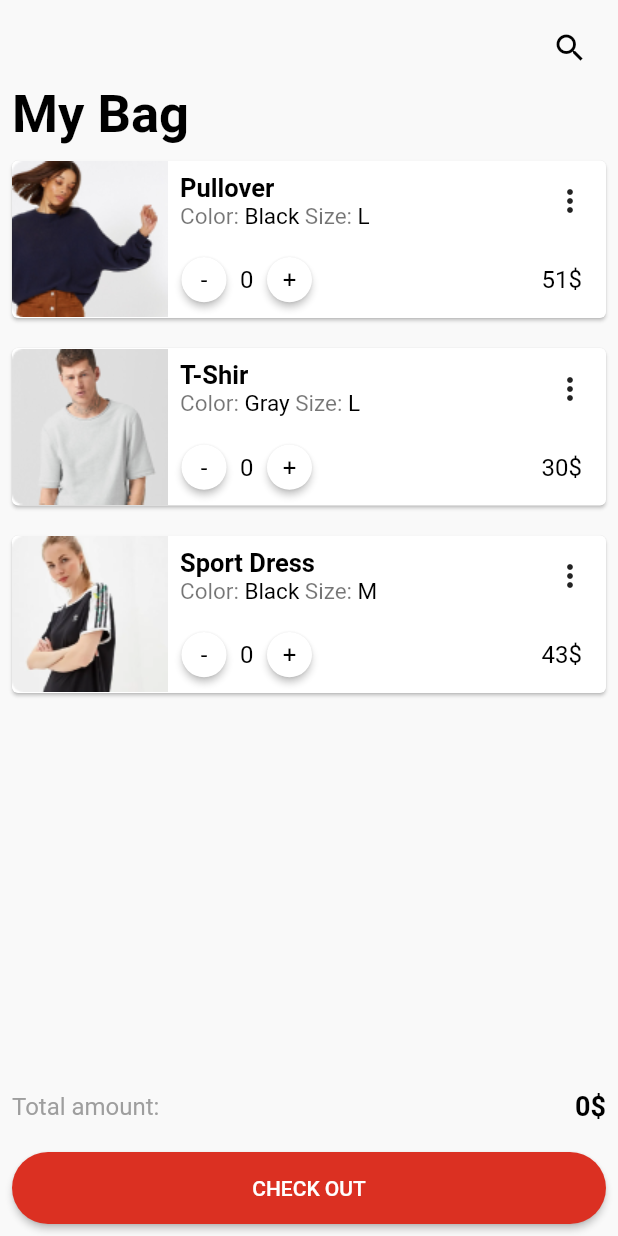
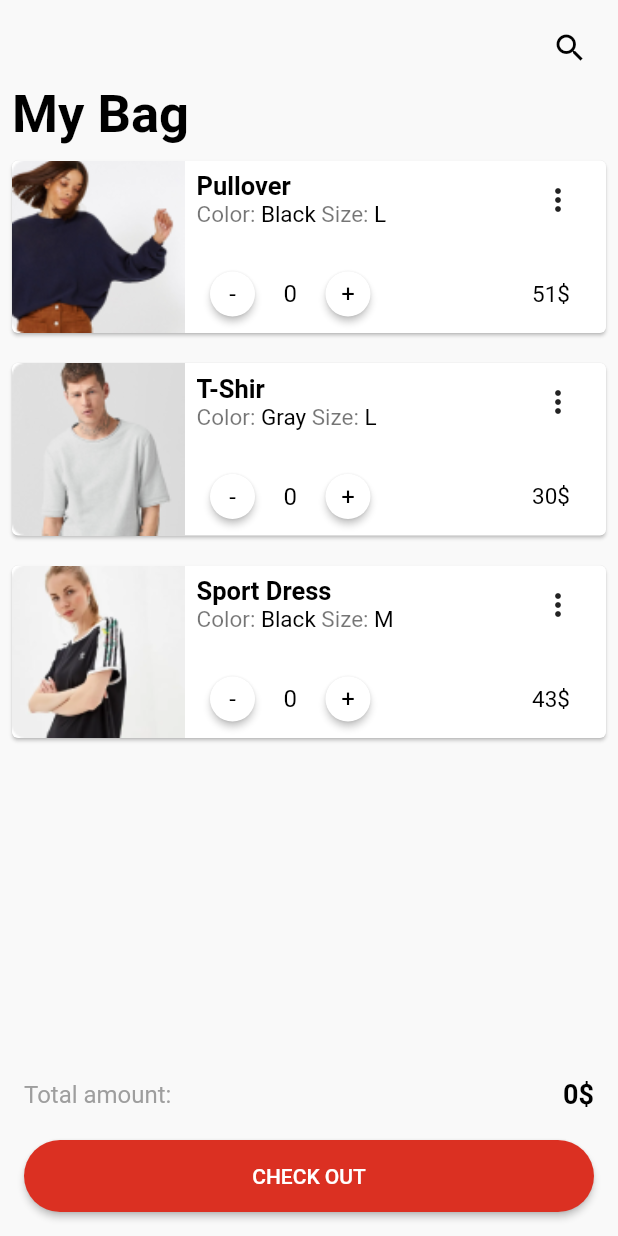
Before and after one commit to masumbillah21/OstadFlutterAssignments, a Flutter app: the screen it shows after launch, on a phone screen of 412 x 824 dp. Run offline on Flutter 3.47's test engine with Material 2 defaults, Android fonts, the phone set to English and light mode, and no system bars.

Commit message:
Assignment 09 Completed & Responsive added

```diff
--- a/lib/HomeScreen.dart
+++ b/lib/HomeScreen.dart
@@ -43,10 +43,11 @@ class _HomeScreenState extends State<HomeScreen> {
 
   @override
   Widget build(BuildContext context) {
+    double width = MediaQuery.sizeOf(context).width;
+
     return Scaffold(
       backgroundColor: const Color(0xFFF9F9F9),
       body: SafeArea(
-        child: Scrollbar(
         child: Padding(
           padding: const EdgeInsets.all(8.0),
           child: Column(
@@ -76,20 +77,21 @@ class _HomeScreenState extends State<HomeScreen> {
                       children: [
                         Image.asset(
                           _products[index].image,
-                            width: 104,
-                            height: 104,
+                          width: width < 300 ? 70 : 115,
+                          height: width < 300 ? 70 : 115,
                           fit: BoxFit.fill,
                         ),
                         Expanded(
+                          child: Padding(
+                            padding:
+                                const EdgeInsets.symmetric(horizontal: 8.0),
                             child: Column(
                               children: [
                                 Row(
                                   mainAxisAlignment:
                                       MainAxisAlignment.spaceBetween,
                                   children: [
-                                    Padding(
-                                      padding: const EdgeInsets.all(8.0),
-                                      child: Column(
+                                    Column(
                                       crossAxisAlignment:
                                           CrossAxisAlignment.start,
                                       children: [
@@ -124,7 +126,6 @@ class _HomeScreenState extends State<HomeScreen> {
                                         ),
                                       ],
                                     ),
-                                    ),
                                     PopupMenuButton<SampleItem>(
                                       color: Colors.grey,
                                       initialValue: selectedMenu,
@@ -143,6 +144,13 @@ class _HomeScreenState extends State<HomeScreen> {
                                       ],
                                     ),
                                   ],
+                                ),
+                                SizedBox(
+                                  height: width < 300
+                                      ? 0
+                                      : width > 700
+                                          ? 25
+                                          : 15,
                                 ),
                                 Row(
                                   mainAxisAlignment:
@@ -167,7 +175,18 @@ class _HomeScreenState extends State<HomeScreen> {
                                                 .bodyMedium,
                                           ),
                                         ),
-                                        Text("${_products[index].quantity}"),
+                                        const SizedBox(
+                                          width: 10,
+                                        ),
+                                        Text(
+                                          "${_products[index].quantity}",
+                                          style: Theme.of(context)
+                                              .textTheme
+                                              .bodyMedium,
+                                        ),
+                                        const SizedBox(
+                                          width: 10,
+                                        ),
                                         ElevatedButton(
                                           onPressed: () {
                                             setState(() {
@@ -186,13 +205,19 @@ class _HomeScreenState extends State<HomeScreen> {
                                       ],
                                     ),
                                     Padding(
-                                      padding: const EdgeInsets.all(16.0),
-                                      child:
-                                          Text("${_products[index].price}\$"),
+                                      padding: EdgeInsets.only(
+                                          right: width < 300 ? 10 : 16),
+                                      child: Text(
+                                        "${_products[index].price}\$",
+                                        style: TextStyle(
+                                          fontSize: width < 300 ? 12 : 15,
+                                        ),
+                                      ),
                                     )
                                   ],
                                 )
                               ],
+                            ),
                           ),
                         )
                       ],
@@ -200,7 +225,9 @@ class _HomeScreenState extends State<HomeScreen> {
                   ),
                 ),
               ),
-                Column(
+              Padding(
+                padding: const EdgeInsets.all(8.0),
+                child: Column(
                   children: [
                     Row(
                       mainAxisAlignment: MainAxisAlignment.spaceBetween,
@@ -247,9 +274,9 @@ class _HomeScreenState extends State<HomeScreen> {
                       ),
                     ),
                   ],
+                ),
               )
             ],
-            ),
           ),
         ),
       ),
--- a/lib/main.dart
+++ b/lib/main.dart
@@ -9,28 +9,30 @@ class MyApp extends StatelessWidget {
   // This widget is the root of your application.
   @override
   Widget build(BuildContext context) {
+    double width = MediaQuery.sizeOf(context).width;
+
     return MaterialApp(
       debugShowCheckedModeBanner: false,
       title: 'Assignment 09',
       theme: ThemeData(
-        textTheme: const TextTheme(
+        textTheme: TextTheme(
           bodySmall: TextStyle(
             color: Colors.black54,
-            fontSize: 15,
+            fontSize: width < 300 ? 10 : 15,
           ),
           bodyMedium: TextStyle(
             color: Colors.black,
-            fontSize: 16,
+            fontSize: width < 300 ? 13 : 16,
           ),
           headlineLarge: TextStyle(
             fontWeight: FontWeight.bold,
             color: Colors.black,
-            fontSize: 35,
+            fontSize: width < 300 ? 20 : 35,
           ),
           headlineMedium: TextStyle(
             fontWeight: FontWeight.bold,
             color: Colors.black,
-            fontSize: 17,
+            fontSize: width < 300 ? 13 : 17,
           ),
         ),
         elevatedButtonTheme: ElevatedButtonThemeData(
@@ -38,8 +40,8 @@ class MyApp extends StatelessWidget {
               backgroundColor: Colors.white,
               foregroundColor: Colors.black,
               shape: const CircleBorder(),
-              padding: EdgeInsets.all(10.0),
-              minimumSize: Size(30, 30)),
+              padding: const EdgeInsets.all(10.0),
+              minimumSize: const Size(30, 30)),
         ),
       ),
       home: const HomeScreen(),
```
Also changed, not shown: 9 other files. Lines whose indentation alone changed are shown as unchanged.
